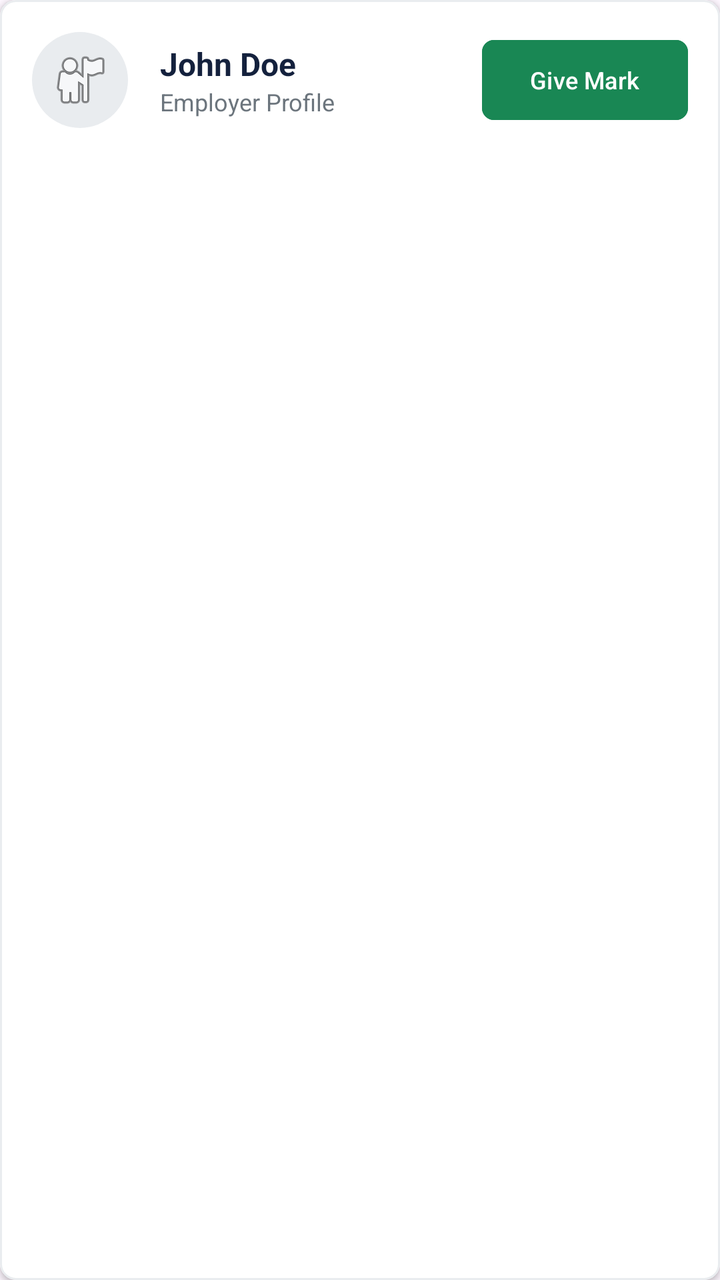
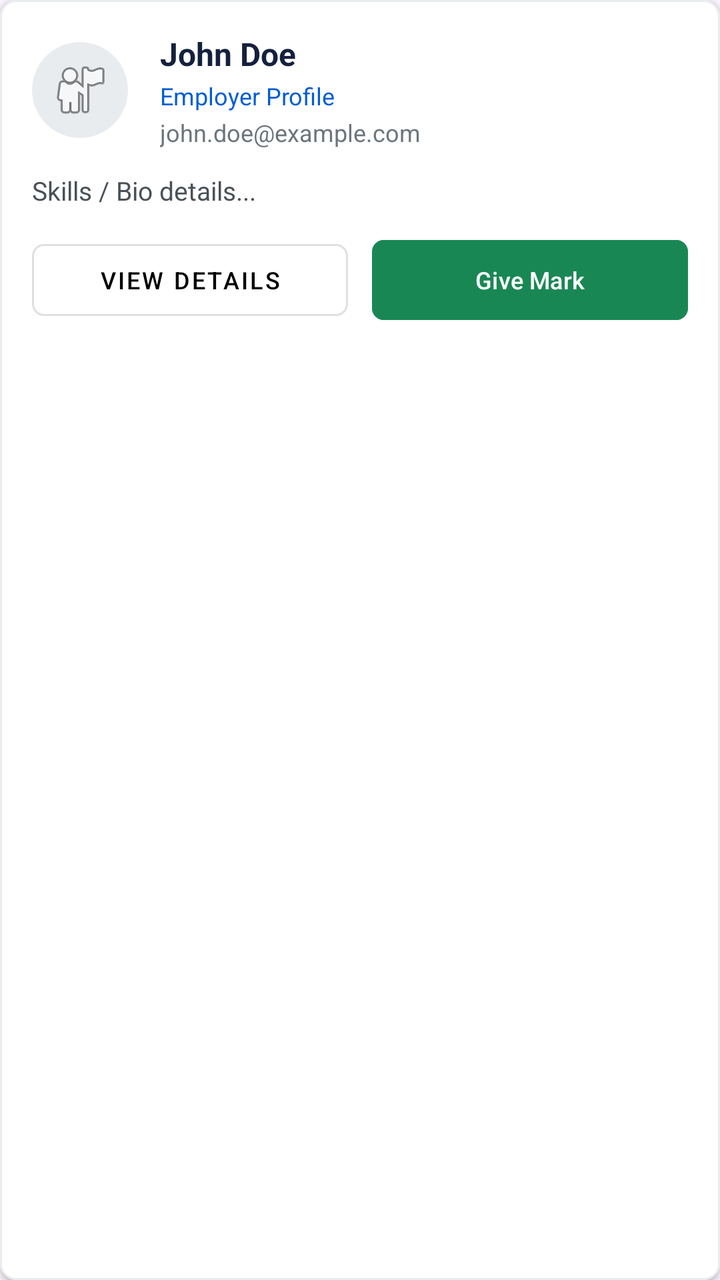

The first picture is an Android layout as it rendered before a commit; the second is the same layout after the commit. The layout source and the unified diff follow.
<!-- AndroidManifest.xml: application theme Theme.WorkLink -->
<!-- res/layout/item_verify_user.xml -->
<?xml version="1.0" encoding="utf-8"?>
<com.google.android.material.card.MaterialCardView
    xmlns:android="http://schemas.android.com/apk/res/android"
    xmlns:app="http://schemas.android.com/apk/res-auto"
    android:layout_width="match_parent"
    android:layout_height="wrap_content"
    android:layout_marginHorizontal="16dp"
    android:layout_marginVertical="8dp"
    app:cardBackgroundColor="@android:color/white"
    app:cardCornerRadius="8dp"
    app:cardElevation="2dp"
    app:strokeWidth="1dp"
    app:strokeColor="#E9ECEF">

    <LinearLayout
        android:layout_width="match_parent"
        android:layout_height="wrap_content"
        android:orientation="horizontal"
        android:padding="16dp"
        android:gravity="center_vertical">

        <ImageView
            android:layout_width="48dp"
            android:layout_height="48dp"
            android:src="@android:drawable/ic_menu_myplaces"
            android:background="@drawable/avatar_bg"
            android:padding="8dp"/>

        <LinearLayout
            android:layout_width="0dp"
            android:layout_height="wrap_content"
            android:layout_weight="1"
            android:orientation="vertical"
            android:layout_marginStart="16dp">

            <TextView
                android:id="@+id/tv_verify_user_name"
                android:layout_width="wrap_content"
                android:layout_height="wrap_content"
                android:text="John Doe"
                android:textSize="16sp"
                android:textStyle="bold"
                android:textColor="#14213d"/>

            <TextView
                android:id="@+id/tv_verify_user_role"
                android:layout_width="wrap_content"
                android:layout_height="wrap_content"
                android:text="Employer Profile"
                android:textSize="12sp"
                android:textColor="#6C757D"/>
        </LinearLayout>

        <com.google.android.material.button.MaterialButton
            android:id="@+id/btn_give_verify_mark"
            android:layout_width="wrap_content"
            android:layout_height="wrap_content"
            android:text="Give Mark"
            android:textSize="12sp"
            app:cornerRadius="6dp"
            android:backgroundTint="#198754"/>

        <TextView
            android:id="@+id/tv_verified_mark"
            android:layout_width="wrap_content"
            android:layout_height="wrap_content"
            android:text="✔ Verified"
            android:textColor="#198754"
            android:textStyle="bold"
            android:textSize="14sp"
            android:visibility="gone"
            android:paddingEnd="8dp"/>
    </LinearLayout>
</com.google.android.material.card.MaterialCardView>
<!-- resources referenced by this layout -->
<resources>
  <!-- drawable avatar_bg (drawable) -->
  <?xml version="1.0" encoding="utf-8"?>
  <shape xmlns:android="http://schemas.android.com/apk/res/android"
      android:shape="oval">
      <solid android:color="#E9ECEF" />
  </shape>
  <style name="Theme.WorkLink" parent="Base.Theme.WorkLink" />
  <style name="Base.Theme.WorkLink" parent="Theme.Material3.DayNight.NoActionBar">
          
          <item name="colorPrimary">#000000</item>
          <item name="colorOutline">#000000</item>
          <item name="colorOnSurface">#000000</item>
          <item name="colorOnSurfaceVariant">#000000</item>
          
          
          <item name="textInputStyle">@style/Widget.App.TextInputLayout</item>
          <item name="editTextStyle">@style/Widget.App.EditText</item>
      </style>
  <style name="Widget.App.TextInputLayout" parent="Widget.MaterialComponents.TextInputLayout.OutlinedBox">
          <item name="boxStrokeColor">#000000</item>
          <item name="android:textColorHint">#666666</item>
          <item name="hintTextColor">#000000</item>
      </style>
  <style name="Widget.App.EditText" parent="Widget.MaterialComponents.TextInputEditText.OutlinedBox">
          <item name="android:textColor">#000000</item>
          <item name="android:textColorHint">#666666</item>
      </style>
</resources>

<!-- the commit's change to res/layout/item_verify_user.xml (unified diff, before → after) -->
@@ -4,7 +4,7 @@
     xmlns:app="http://schemas.android.com/apk/res-auto"
     android:layout_width="match_parent"
     android:layout_height="wrap_content"
-    android:layout_marginHorizontal="16dp"
+    android:layout_marginHorizontal="4dp"
     android:layout_marginVertical="8dp"
     app:cardBackgroundColor="@android:color/white"
     app:cardCornerRadius="8dp"
@@ -15,60 +15,107 @@
     <LinearLayout
         android:layout_width="match_parent"
         android:layout_height="wrap_content"
-        android:orientation="horizontal"
-        android:padding="16dp"
-        android:gravity="center_vertical">
-
-        <ImageView
-            android:layout_width="48dp"
-            android:layout_height="48dp"
-            android:src="@android:drawable/ic_menu_myplaces"
-            android:background="@drawable/avatar_bg"
-            android:padding="8dp"/>
+        android:orientation="vertical"
+        android:padding="16dp">
 
         <LinearLayout
-            android:layout_width="0dp"
+            android:layout_width="match_parent"
             android:layout_height="wrap_content"
-            android:layout_weight="1"
-            android:orientation="vertical"
-            android:layout_marginStart="16dp">
+            android:orientation="horizontal"
+            android:gravity="center_vertical">
+
+            <ImageView
+                android:layout_width="48dp"
+                android:layout_height="48dp"
+                android:src="@android:drawable/ic_menu_myplaces"
+                android:background="@drawable/avatar_bg"
+                android:padding="8dp"/>
+
+            <LinearLayout
+                android:layout_width="0dp"
+                android:layout_height="wrap_content"
+                android:layout_weight="1"
+                android:orientation="vertical"
+                android:layout_marginStart="16dp">
+
+                <TextView
+                    android:id="@+id/tv_verify_user_name"
+                    android:layout_width="wrap_content"
+                    android:layout_height="wrap_content"
+                    android:text="John Doe"
+                    android:textSize="16sp"
+                    android:textStyle="bold"
+                    android:textColor="#14213d"/>
+
+                <TextView
+                    android:id="@+id/tv_verify_user_role"
+                    android:layout_width="wrap_content"
+                    android:layout_height="wrap_content"
+                    android:text="Employer Profile"
+                    android:textSize="12sp"
+                    android:textColor="#035DD6"
+                    android:layout_marginTop="2dp"/>
+
+                <TextView
+                    android:id="@+id/tv_verify_user_email"
+                    android:layout_width="wrap_content"
+                    android:layout_height="wrap_content"
+                    android:text="john.doe@example.com"
+                    android:textSize="12sp"
+                    android:textColor="#6C757D"
+                    android:layout_marginTop="2dp"/>
+            </LinearLayout>
+        </LinearLayout>
+
+        <TextView
+            android:id="@+id/tv_verify_user_details"
+            android:layout_width="match_parent"
+            android:layout_height="wrap_content"
+            android:text="Skills / Bio details..."
+            android:textSize="13sp"
+            android:textColor="#495057"
+            android:maxLines="2"
+            android:ellipsize="end"
+            android:layout_marginTop="12dp"/>
+
+        <LinearLayout
+            android:layout_width="match_parent"
+            android:layout_height="wrap_content"
+            android:orientation="horizontal"
+            android:layout_marginTop="12dp">
+
+            <com.google.android.material.button.MaterialButton
+                android:id="@+id/btn_view_user_details"
+                android:layout_width="0dp"
+                android:layout_height="wrap_content"
+                android:layout_weight="1"
+                android:text="View Details"
+                android:textSize="12sp"
+                style="@style/Widget.MaterialComponents.Button.OutlinedButton"
+                app:cornerRadius="6dp"
+                android:layout_marginEnd="6dp"/>
+
+            <com.google.android.material.button.MaterialButton
+                android:id="@+id/btn_give_verify_mark"
+                android:layout_width="0dp"
+                android:layout_height="wrap_content"
+                android:layout_weight="1"
+                android:text="Give Mark"
+                android:textSize="12sp"
+                app:cornerRadius="6dp"
+                android:backgroundTint="#198754"
+                android:layout_marginStart="6dp"/>
 
             <TextView
-                android:id="@+id/tv_verify_user_name"
+                android:id="@+id/tv_verified_mark"
                 android:layout_width="wrap_content"
                 android:layout_height="wrap_content"
-                android:text="John Doe"
-                android:textSize="16sp"
+                android:text="✔ Verified"
+                android:textColor="#198754"
                 android:textStyle="bold"
-                android:textColor="#14213d"/>
-
-            <TextView
-                android:id="@+id/tv_verify_user_role"
-                android:layout_width="wrap_content"
-                android:layout_height="wrap_content"
-                android:text="Employer Profile"
-                android:textSize="12sp"
-                android:textColor="#6C757D"/>
+                android:textSize="14sp"
+                android:visibility="gone"
+                android:layout_gravity="center_vertical"/>
         </LinearLayout>
-
-        <com.google.android.material.button.MaterialButton
-            android:id="@+id/btn_give_verify_mark"
-            android:layout_width="wrap_content"
-            android:layout_height="wrap_content"
-            android:text="Give Mark"
-            android:textSize="12sp"
-            app:cornerRadius="6dp"
-            android:backgroundTint="#198754"/>
-
-        <TextView
-            android:id="@+id/tv_verified_mark"
-            android:layout_width="wrap_content"
-            android:layout_height="wrap_content"
-            android:text="✔ Verified"
-            android:textColor="#198754"
-            android:textStyle="bold"
-            android:textSize="14sp"
-            android:visibility="gone"
-            android:paddingEnd="8dp"/>
     </LinearLayout>
 </com.google.android.material.card.MaterialCardView>
